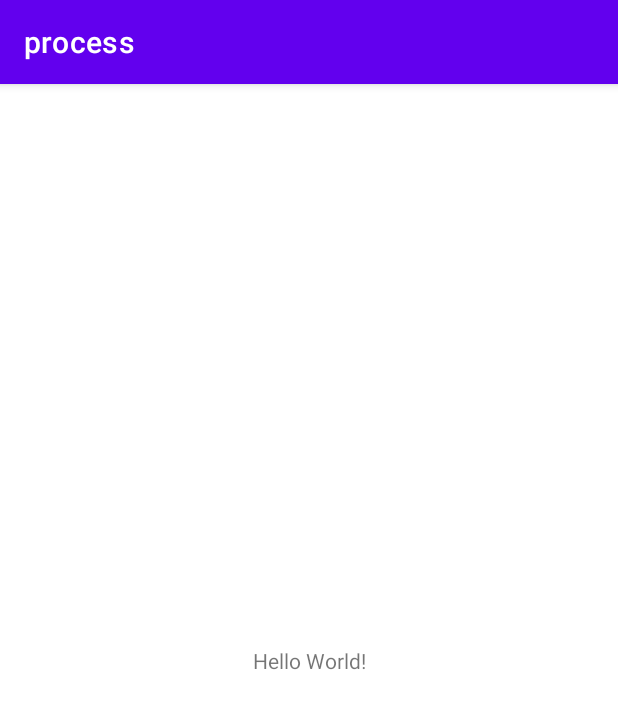
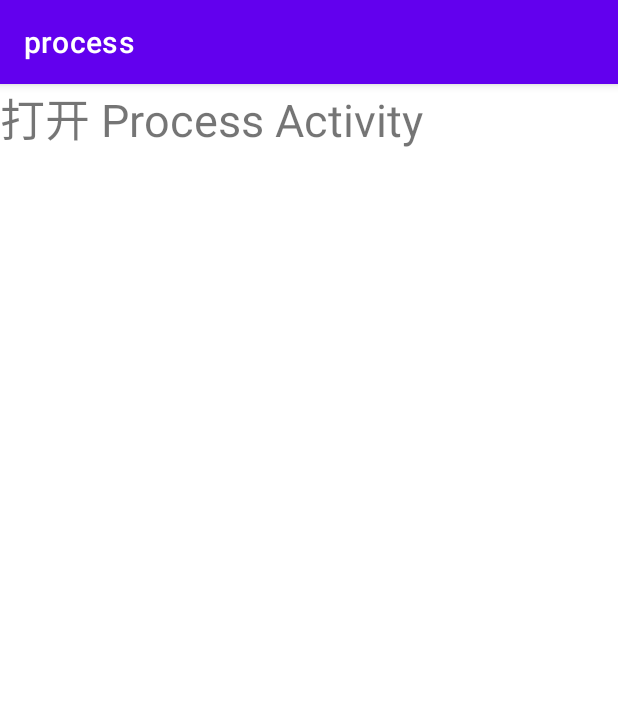
Before and after one commit to ailiboy520/Android-Detail, an Android app: the screen it shows after launch (MainActivity), on a phone screen of 412 x 824 dp. Shown: the top 709 px of the screen. Run offline under Robolectric (Android 15) with nearby library versions, the phone set to English and light mode, and no system bars.

Commit message:
add ProcessActivity.kt

```diff
--- a/process/src/main/AndroidManifest.xml
+++ b/process/src/main/AndroidManifest.xml
@@ -16,6 +16,10 @@
                 <category android:name="android.intent.category.LAUNCHER" />
             </intent-filter>
         </activity>
+        <activity
+            android:name=".ProcessActivity"
+            android:process="flywith24.android.detail.custom" />
+
     </application>
 
 </manifest>
--- a/process/src/main/java/com/flywith24/detail/MainActivity.kt
+++ b/process/src/main/java/com/flywith24/detail/MainActivity.kt
@@ -1,11 +1,12 @@
 package com.flywith24.detail
 
-import android.os.Bundle
+import android.view.View
 import androidx.appcompat.app.AppCompatActivity
+import com.flywith24.baselib.ext.startActivity
 
-class MainActivity : AppCompatActivity() {
-    override fun onCreate(savedInstanceState: Bundle?) {
-        super.onCreate(savedInstanceState)
-        setContentView(R.layout.activity_main)
+class MainActivity : AppCompatActivity(R.layout.activity_main) {
+    @Override
+    fun start(v: View) {
+        startActivity<ProcessActivity>()
     }
 }
--- /dev/null
+++ b/process/src/main/java/com/flywith24/detail/ProcessActivity.kt
@@ -0,0 +1,5 @@
+package com.flywith24.detail
+
+import androidx.appcompat.app.AppCompatActivity
+
+class ProcessActivity : AppCompatActivity(R.layout.activity_process)
--- a/process/src/main/res/layout/activity_main.xml
+++ b/process/src/main/res/layout/activity_main.xml
@@ -7,9 +7,11 @@
     tools:context=".MainActivity">
 
     <TextView
-        android:layout_width="wrap_content"
-        android:layout_height="wrap_content"
-        android:text="Hello World!"
+        android:layout_width="match_parent"
+        android:layout_height="match_parent"
+        android:textSize="30sp"
+        android:onClick="start"
+        android:text="打开 Process Activity"
         app:layout_constraintBottom_toBottomOf="parent"
         app:layout_constraintLeft_toLeftOf="parent"
         app:layout_constraintRight_toRightOf="parent"
```
Also changed, not shown: process/src/main/res/layout/activity_process.xml (added, +11 -0 lines).
